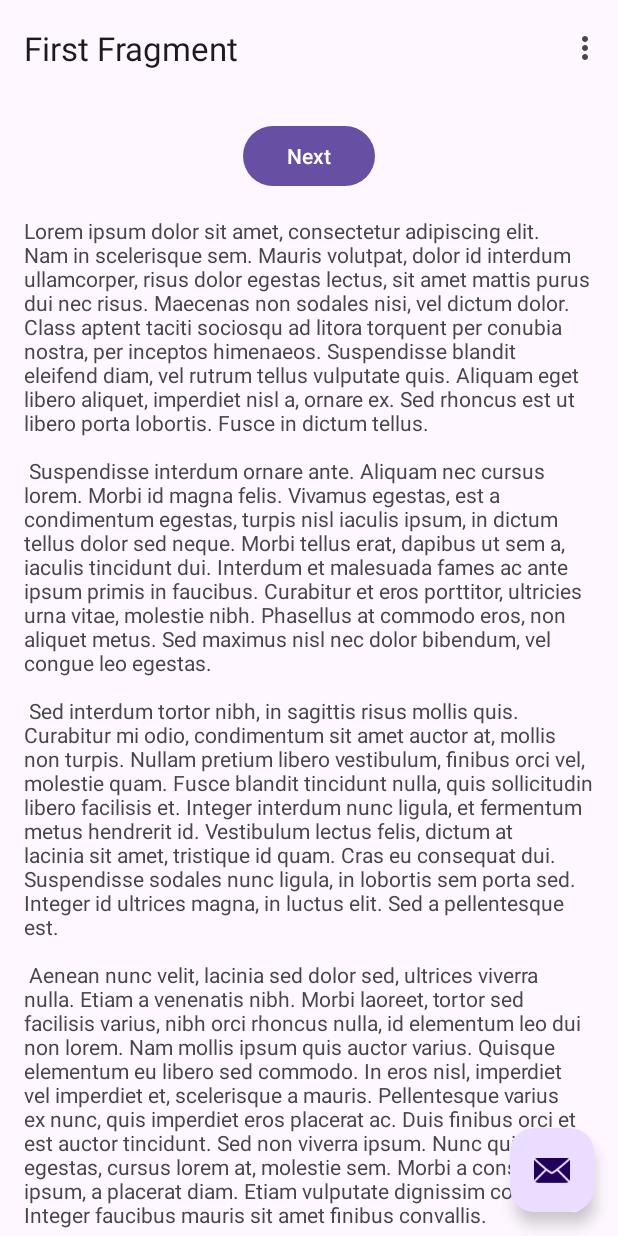
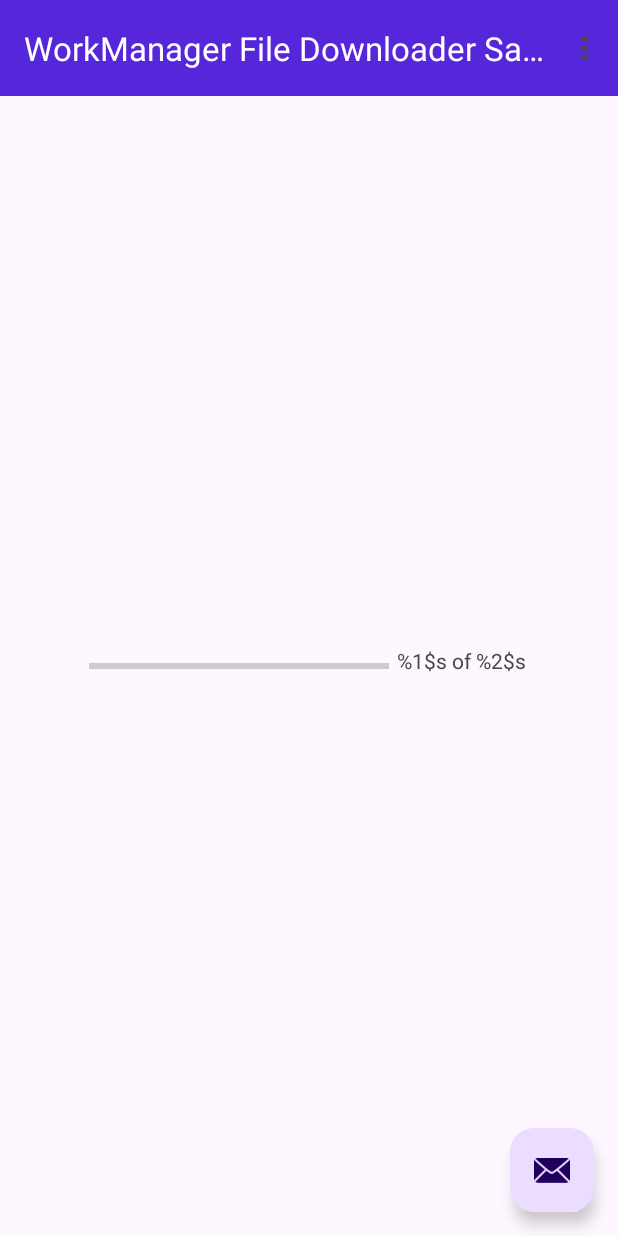
Before and after one commit to Nadilson-IFPE/WorkManagerFileDownloaderSample, an Android app: the screen it shows after launch (MainActivity), on a phone screen of 412 x 824 dp. Run offline under Robolectric (Android 15) with nearby library versions, the phone set to English and light mode, and no system bars; our stand-ins replace navigation-ui.

Commit message:
build: Change layouts and Target SDK, add permissions

```diff
--- a/app/build.gradle
+++ b/app/build.gradle
@@ -4,12 +4,12 @@ plugins {
 
 android {
     namespace 'com.nadilson.workmanagerfiledownloadersample'
-    compileSdk 34
+    compileSdk 35
 
     defaultConfig {
         applicationId "com.nadilson.workmanagerfiledownloadersample"
         minSdk 24
-        targetSdk 34
+        targetSdk 35
         versionCode 1
         versionName "1.0"
 
@@ -38,6 +38,7 @@ dependencies {
     implementation libs.constraintlayout
     implementation libs.navigation.fragment
     implementation libs.navigation.ui
+    implementation libs.work.runtime
     testImplementation libs.junit
     androidTestImplementation libs.ext.junit
     androidTestImplementation libs.espresso.core
--- a/app/src/main/AndroidManifest.xml
+++ b/app/src/main/AndroidManifest.xml
@@ -1,6 +1,8 @@
 <?xml version="1.0" encoding="utf-8"?>
 <manifest xmlns:android="http://schemas.android.com/apk/res/android"
     xmlns:tools="http://schemas.android.com/tools">
+
+    <uses-permission android:name="android.permission.INTERNET" />
 
     <application
         android:allowBackup="true"
--- a/app/src/main/java/com/nadilson/workmanagerfiledownloadersample/MainActivity.java
+++ b/app/src/main/java/com/nadilson/workmanagerfiledownloadersample/MainActivity.java
@@ -8,20 +8,22 @@ import androidx.appcompat.app.AppCompatActivity;
 
 import android.view.View;
 
-import androidx.navigation.NavController;
-import androidx.navigation.Navigation;
 import androidx.navigation.ui.AppBarConfiguration;
-import androidx.navigation.ui.NavigationUI;
 
 import com.nadilson.workmanagerfiledownloadersample.databinding.ActivityMainBinding;
 
 import android.view.Menu;
 import android.view.MenuItem;
+import android.widget.ProgressBar;
+import android.widget.TextView;
 
 public class MainActivity extends AppCompatActivity {
 
     private AppBarConfiguration appBarConfiguration;
     private ActivityMainBinding binding;
+
+    private ProgressBar progressBar;
+    private TextView progressText;
 
     @Override
     protected void onCreate(Bundle savedInstanceState) {
@@ -32,9 +34,8 @@ public class MainActivity extends AppCompatActivity {
 
         setSupportActionBar(binding.toolbar);
 
-        NavController navController = Navigation.findNavController(this, R.id.nav_host_fragment_content_main);
-        appBarConfiguration = new AppBarConfiguration.Builder(navController.getGraph()).build();
-        NavigationUI.setupActionBarWithNavController(this, navController, appBarConfiguration);
+        progressBar = findViewById(R.id.progressBar);
+        progressText = findViewById(R.id.progressBarText);
 
         binding.fab.setOnClickListener(new View.OnClickListener() {
             @Override
@@ -68,10 +69,4 @@ public class MainActivity extends AppCompatActivity {
         return super.onOptionsItemSelected(item);
     }
 
-    @Override
-    public boolean onSupportNavigateUp() {
-        NavController navController = Navigation.findNavController(this, R.id.nav_host_fragment_content_main);
-        return NavigationUI.navigateUp(navController, appBarConfiguration)
-                || super.onSupportNavigateUp();
-    }
 }
--- a/app/src/main/res/layout/activity_main.xml
+++ b/app/src/main/res/layout/activity_main.xml
@@ -15,7 +15,9 @@
         <com.google.android.material.appbar.MaterialToolbar
             android:id="@+id/toolbar"
             android:layout_width="match_parent"
-            android:layout_height="?attr/actionBarSize" />
+            android:layout_height="?attr/actionBarSize"
+            android:background="#5626DA"
+            app:titleTextColor="#FFFFFF"/>
 
     </com.google.android.material.appbar.AppBarLayout>
 
--- a/app/src/main/res/layout/content_main.xml
+++ b/app/src/main/res/layout/content_main.xml
@@ -1,19 +1,25 @@
 <?xml version="1.0" encoding="utf-8"?>
-<androidx.constraintlayout.widget.ConstraintLayout xmlns:android="http://schemas.android.com/apk/res/android"
+<LinearLayout xmlns:android="http://schemas.android.com/apk/res/android"
     xmlns:app="http://schemas.android.com/apk/res-auto"
     android:layout_width="match_parent"
     android:layout_height="match_parent"
+    android:gravity="center"
     app:layout_behavior="@string/appbar_scrolling_view_behavior">
 
-    <fragment
-        android:id="@+id/nav_host_fragment_content_main"
-        android:name="androidx.navigation.fragment.NavHostFragment"
-        android:layout_width="0dp"
-        android:layout_height="0dp"
-        app:defaultNavHost="true"
-        app:layout_constraintBottom_toBottomOf="parent"
-        app:layout_constraintEnd_toEndOf="parent"
-        app:layout_constraintStart_toStartOf="parent"
-        app:layout_constraintTop_toTopOf="parent"
-        app:navGraph="@navigation/nav_graph" />
-</androidx.constraintlayout.widget.ConstraintLayout>
+        <ProgressBar
+            android:id="@+id/progressBar"
+            style="@android:style/Widget.DeviceDefault.Light.ProgressBar.Horizontal"
+            android:layout_width="200dp"
+            android:layout_height="wrap_content"
+            android:max="100"
+            android:progress="0" />
+
+        <TextView
+            android:id="@+id/progressBarText"
+            android:layout_width="wrap_content"
+            android:layout_height="wrap_content"
+            android:paddingStart="5dp"
+            android:paddingEnd="1dp"
+            android:layout_marginTop="-3dp"
+            android:text="@string/file_download_percentage" />
+</LinearLayout>
--- a/app/src/main/res/layout/fragment_first.xml
+++ b/app/src/main/res/layout/fragment_first.xml
@@ -4,7 +4,8 @@
     xmlns:tools="http://schemas.android.com/tools"
     android:layout_width="match_parent"
     android:layout_height="match_parent"
-    tools:context=".FirstFragment">
+    tools:context=".FirstFragment"
+    android:orientation="vertical">
 
     <androidx.constraintlayout.widget.ConstraintLayout
         android:layout_width="match_parent"
--- a/app/src/main/res/values/strings.xml
+++ b/app/src/main/res/values/strings.xml
@@ -1,11 +1,12 @@
 <resources>
-    <string name="app_name">WorkManagerFileDownloaderSample</string>
+    <string name="app_name">WorkManager File Downloader Sample</string>
     <string name="action_settings">Settings</string>
     <!-- Strings used for fragments for navigation -->
     <string name="first_fragment_label">First Fragment</string>
     <string name="second_fragment_label">Second Fragment</string>
     <string name="next">Next</string>
     <string name="previous">Previous</string>
+    <string name="file_download_percentage">%1$s of %2$s</string>
 
     <string name="lorem_ipsum">
         Lorem ipsum dolor sit amet, consectetur adipiscing elit. Nam in scelerisque sem. Mauris
--- a/gradle/libs.versions.toml
+++ b/gradle/libs.versions.toml
@@ -8,6 +8,7 @@ material = "1.12.0"
 constraintlayout = "2.2.0"
 navigationFragment = "2.8.5"
 navigationUi = "2.8.5"
+workRuntime = "2.10.0"
 
 [libraries]
 junit = { group = "junit", name = "junit", version.ref = "junit" }
@@ -18,6 +19,7 @@ material = { group = "com.google.android.material", name = "material", version.r
 constraintlayout = { group = "androidx.constraintlayout", name = "constraintlayout", version.ref = "constraintlayout" }
 navigation-fragment = { group = "androidx.navigation", name = "navigation-fragment", version.ref = "navigationFragment" }
 navigation-ui = { group = "androidx.navigation", name = "navigation-ui", version.ref = "navigationUi" }
+work-runtime = { module = "androidx.work:work-runtime", version.ref = "workRuntime" }
 
 [plugins]
 android-application = { id = "com.android.application", version.ref = "agp" }
```
